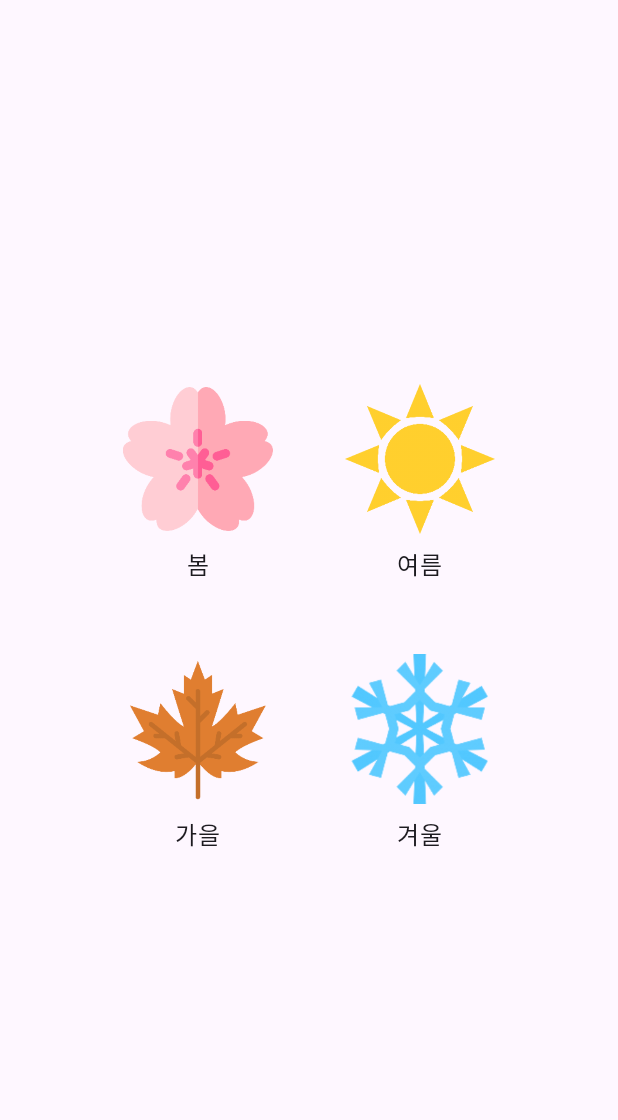
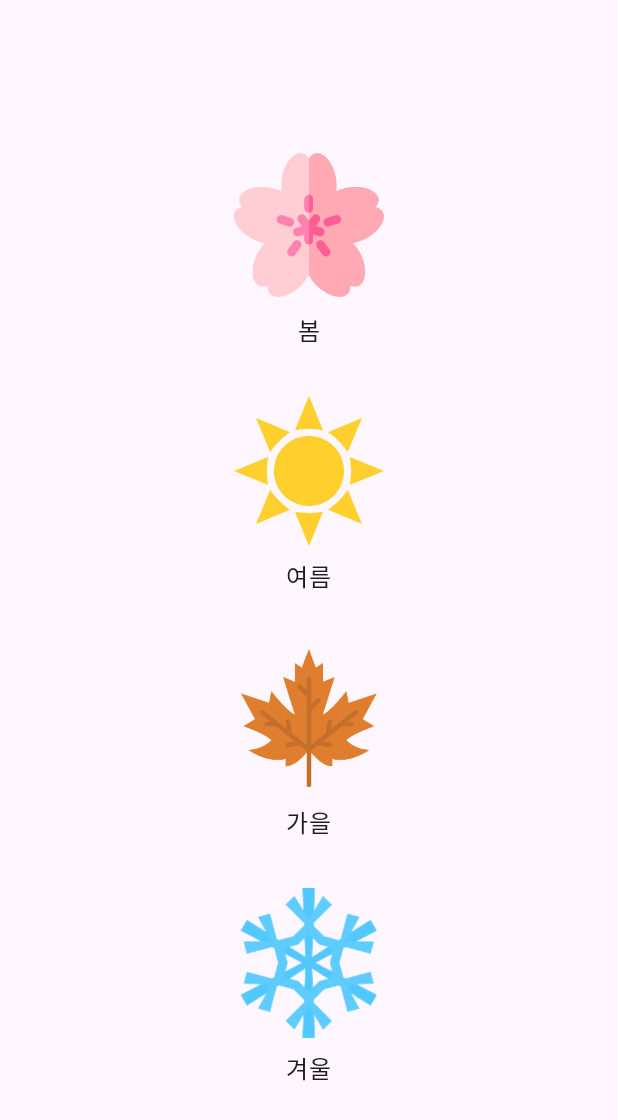
Before and after one commit to kclhh4318/madcamp_Week1, an Android app built with Jetpack Compose: the screen it shows after launch (MainActivity), on a phone screen of 412 x 824 dp. Shown: the top 1120 px of the screen. Run offline under Robolectric (Android 15) with nearby library versions, the phone set to English and light mode, and no system bars; Roboto replaces fonts that are not available here.

Commit message:
로딩화면 애니메이션은 완료, 근데 메인화면은 애매

```diff
--- a/app/src/main/java/com/example/myapplication/LoadingActivity.kt
+++ b/app/src/main/java/com/example/myapplication/LoadingActivity.kt
@@ -2,23 +2,26 @@ package com.example.myapplication
 
 import android.content.Intent
 import android.os.Bundle
-import android.os.Handler
-import android.os.Looper
 import androidx.activity.ComponentActivity
 import androidx.activity.compose.setContent
+import androidx.compose.animation.core.Animatable
+import androidx.compose.animation.core.tween
 import androidx.compose.foundation.layout.*
 import androidx.compose.material3.MaterialTheme
 import androidx.compose.material3.Surface
 import androidx.compose.material3.Text
 import androidx.compose.runtime.Composable
+import androidx.compose.runtime.LaunchedEffect
+import androidx.compose.runtime.remember
 import androidx.compose.ui.Alignment
 import androidx.compose.ui.Modifier
+import androidx.compose.ui.draw.alpha
 import androidx.compose.ui.graphics.Color
+import androidx.compose.ui.text.font.Font
 import androidx.compose.ui.text.font.FontFamily
-import androidx.compose.ui.text.font.Font
-import androidx.compose.ui.unit.dp
 import androidx.compose.ui.unit.sp
 import com.example.myapplication.ui.theme.MyApplicationTheme
+import kotlinx.coroutines.delay
 
 val koPubBatangMedium = FontFamily(Font(R.font.kopubmedium))
 
@@ -31,30 +34,45 @@ class LoadingActivity : ComponentActivity() {
                     modifier = Modifier.fillMaxSize(),
                     color = MaterialTheme.colorScheme.background
                 ) {
-                    LoadingScreen()
+                    LoadingScreen {
+                        startActivity(Intent(this, MainActivity::class.java))
+                        finish()
+                    }
                 }
             }
         }
-
-        // 일정 시간 후에 메인 액티비티로 전환
-        Handler(Looper.getMainLooper()).postDelayed({
-            startActivity(Intent(this, MainActivity::class.java))
-            finish()
-        }, 3000) // 3초
     }
 }
 
 @Composable
-fun LoadingScreen() {
+fun LoadingScreen(onAnimationEnd: () -> Unit) {
+    val alpha = remember { Animatable(0f) }
+
+    LaunchedEffect(Unit) {
+        alpha.animateTo(
+            targetValue = 1f,
+            animationSpec = tween(durationMillis = 500)
+        )
+        delay(1000)
+        alpha.animateTo(
+            targetValue = 0f,
+            animationSpec = tween(durationMillis = 500)
+        )
+        onAnimationEnd()
+    }
+
     Box(
-        modifier = Modifier.fillMaxSize(),
+        modifier = Modifier
+            .fillMaxSize()
+            .alpha(alpha.value),
         contentAlignment = Alignment.Center
     ) {
         Text(
             text = "사계",
             fontSize = 36.sp,
             color = Color.Black,
-            fontFamily = koPubBatangMedium
+            fontFamily = koPubBatangMedium,
+            modifier = Modifier
         )
     }
 }
--- a/app/src/main/java/com/example/myapplication/MainActivity.kt
+++ b/app/src/main/java/com/example/myapplication/MainActivity.kt
@@ -3,20 +3,21 @@ package com.example.myapplication
 import android.Manifest
 import android.content.Intent
 import android.content.pm.PackageManager
+import android.graphics.BitmapFactory
 import android.os.Bundle
 import androidx.activity.ComponentActivity
 import androidx.activity.compose.setContent
+import androidx.compose.animation.core.Animatable
+import androidx.compose.animation.core.tween
 import androidx.compose.foundation.Image
+import androidx.compose.foundation.clickable
 import androidx.compose.foundation.layout.*
-import androidx.compose.foundation.clickable
 import androidx.compose.material3.MaterialTheme
 import androidx.compose.material3.Surface
 import androidx.compose.material3.Text
-import androidx.core.content.ContextCompat
-import androidx.core.app.ActivityCompat
-import com.example.myapplication.ui.theme.MyApplicationTheme
-import android.graphics.BitmapFactory
 import androidx.compose.runtime.Composable
+import androidx.compose.runtime.LaunchedEffect
+import androidx.compose.runtime.remember
 import androidx.compose.ui.Alignment
 import androidx.compose.ui.Modifier
 import androidx.compose.ui.graphics.asImageBitmap
@@ -26,6 +27,11 @@ import androidx.compose.ui.text.font.Font
 import androidx.compose.ui.text.font.FontFamily
 import androidx.compose.ui.unit.dp
 import androidx.compose.ui.unit.Dp
+import androidx.compose.ui.graphics.graphicsLayer
+import androidx.core.app.ActivityCompat
+import androidx.core.content.ContextCompat
+import com.example.myapplication.ui.theme.MyApplicationTheme
+import kotlinx.coroutines.delay
 
 val koPubMedium = FontFamily(Font(R.font.kopubmedium))
 
@@ -33,7 +39,7 @@ class MainActivity : ComponentActivity() {
     override fun onCreate(savedInstanceState: Bundle?) {
         super.onCreate(savedInstanceState)
 
-        // 권한 요청
+        // Request permissions
         if (ContextCompat.checkSelfPermission(this, Manifest.permission.READ_CALL_LOG) != PackageManager.PERMISSION_GRANTED ||
             ContextCompat.checkSelfPermission(this, Manifest.permission.READ_CONTACTS) != PackageManager.PERMISSION_GRANTED) {
             ActivityCompat.requestPermissions(this, arrayOf(Manifest.permission.READ_CALL_LOG, Manifest.permission.READ_CONTACTS), 1)
@@ -45,44 +51,37 @@ class MainActivity : ComponentActivity() {
                     modifier = Modifier.fillMaxSize(),
                     color = MaterialTheme.colorScheme.background
                 ) {
-                    ButtonScreen(context = this@MainActivity)
+                    MainScreen()
                 }
-            }
-        }
-    }
-
-    override fun onRequestPermissionsResult(
-        requestCode: Int,
-        permissions: Array<out String>,
-        grantResults: IntArray
-    ) {
-        super.onRequestPermissionsResult(requestCode, permissions, grantResults)
-        if (requestCode == 1) {
-            if ((grantResults.isNotEmpty() && grantResults[0] == PackageManager.PERMISSION_GRANTED)) {
-                // 권한이 부여되었을 때 필요한 작업 수행
-            } else {
-                // 권한이 거부되었을 때 필요한 작업 수행
             }
         }
     }
 }
 
 @Composable
-fun ButtonScreen(context: MainActivity) {
+fun MainScreen() {
+    val alpha = remember { Animatable(0f) }
+
+    LaunchedEffect(Unit) {
+        alpha.animateTo(
+            targetValue = 1f,
+            animationSpec = tween(durationMillis = 500)  // Faster animation
+        )
+    }
+
     Box(
         modifier = Modifier
             .fillMaxSize()
-            .padding(16.dp),
+            .graphicsLayer(alpha = alpha.value),
         contentAlignment = Alignment.Center
     ) {
         Column(
-            verticalArrangement = Arrangement.spacedBy(16.dp),
+            modifier = Modifier.fillMaxSize(),
+            verticalArrangement = Arrangement.Center,
             horizontalAlignment = Alignment.CenterHorizontally
         ) {
-            Row(
-                modifier = Modifier.fillMaxWidth(),
-                horizontalArrangement = Arrangement.spacedBy(16.dp, Alignment.CenterHorizontally)
-            ) {
+            val context = LocalContext.current
+
             SeasonButton(
                 iconRes = R.drawable.spring,
                 text = "봄",
@@ -95,12 +94,6 @@ fun ButtonScreen(context: MainActivity) {
                 onClick = { context.startActivity(Intent(context, SummerActivity::class.java)) },
                 iconSize = 100.dp
             )
-            }
-
-            Row(
-                modifier = Modifier.fillMaxWidth(),
-                horizontalArrangement = Arrangement.spacedBy(16.dp, Alignment.CenterHorizontally)
-            ) {
             SeasonButton(
                 iconRes = R.drawable.autumn,
                 text = "가을",
@@ -113,7 +106,6 @@ fun ButtonScreen(context: MainActivity) {
                 onClick = { context.startActivity(Intent(context, WinterActivity::class.java)) },
                 iconSize = 100.dp
             )
-            }
         }
     }
 }
```
Also changed, not shown: app/src/main/res/anim/fade_in.xml (renamed from app/src/main/res/anim/gradual_appearance.xml), app/src/main/res/anim/fade_out.xml (renamed from app/src/main/res/anim/gradual_disappearance.xml), 2 other files. Lines whose indentation alone changed are shown as unchanged.
